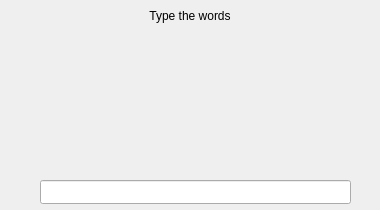
Above: WinBlitz/WriteText.ui from PyroWilDx/WinBlitz before the change. Below: the same form after it.
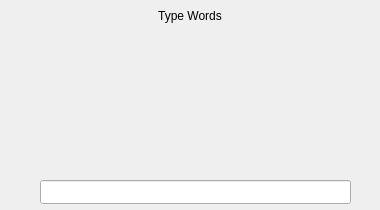
That is the form after the change.

What changed in the file:
```diff
--- a/WinBlitz/WriteText.ui
+++ b/WinBlitz/WriteText.ui
@@ -28,7 +28,7 @@
     </font>
    </property>
    <property name="text">
-    <string>Type the words</string>
+    <string>Type Words</string>
    </property>
    <property name="alignment">
     <set>Qt::AlignCenter</set>
```
